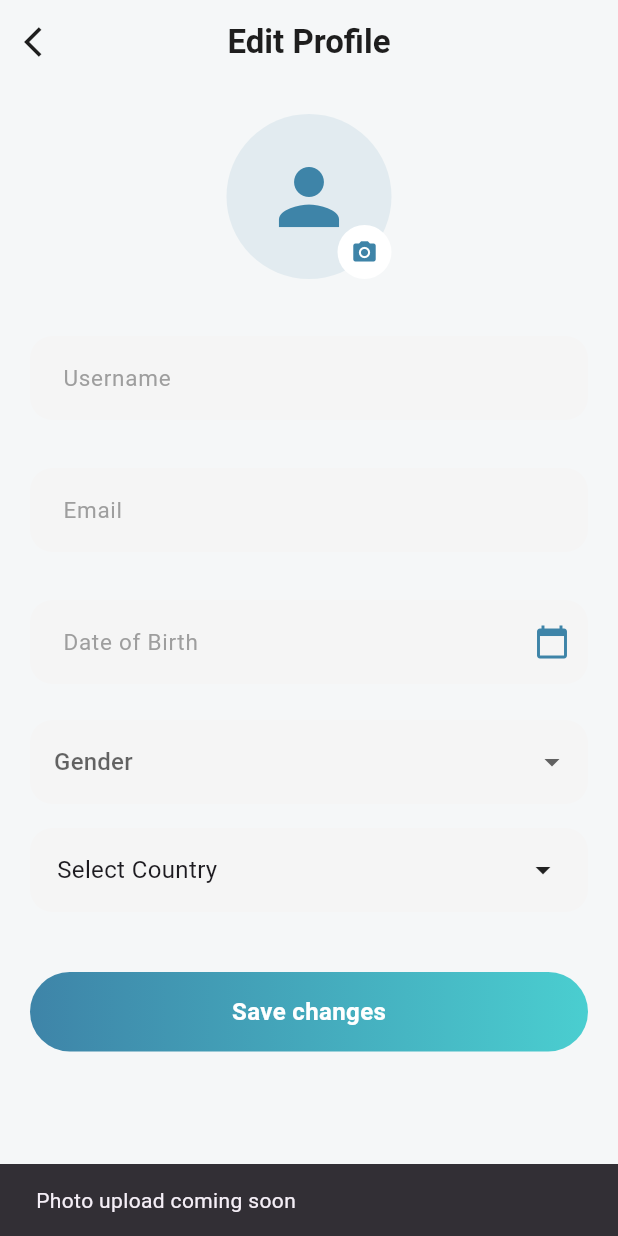
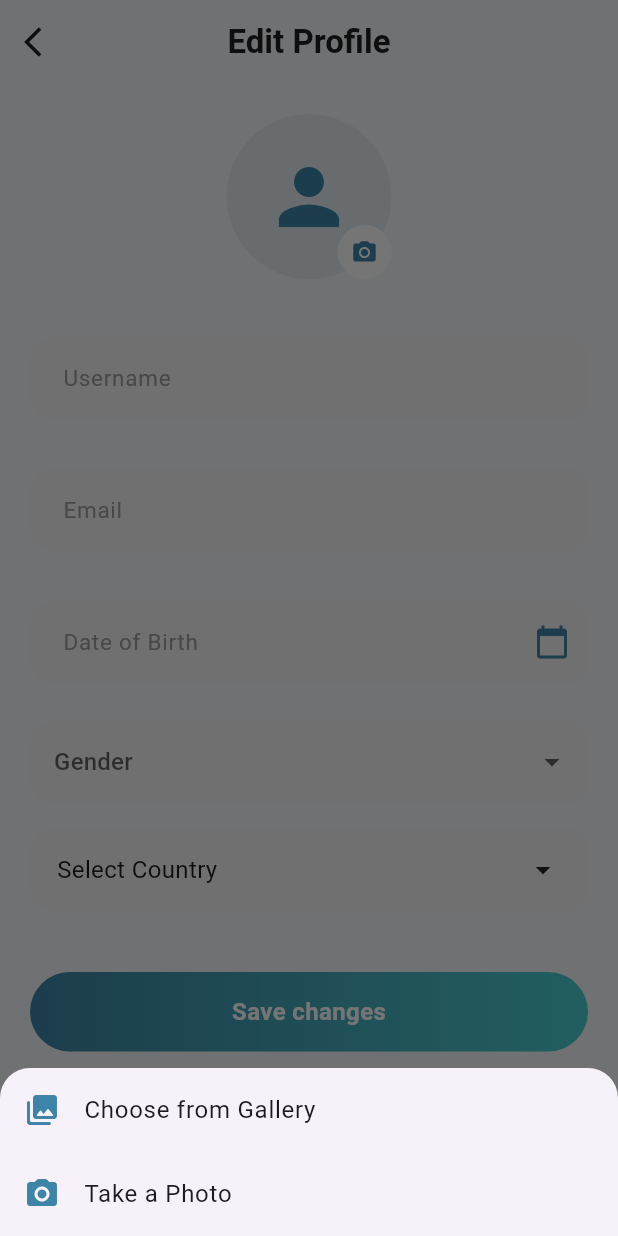
Before and after one commit to eman-25/Dosely, a Flutter app: the EditProfileScreen screen opened by its route, after a tap on the "camera alt" icon, on a phone screen of 412 x 824 dp. Run offline on Flutter 3.47's test engine with Material 3 defaults, Android fonts, the phone set to English and light mode, and no system bars; our stand-ins replace camera, cloud_firestore, country_picker, dropdown_search, easy_localization, firebase_auth and 3 more; missing offline and left inert: google_mlkit_text_recognition; accounts and stored records are empty; Roboto replaces fonts that are missing (SF Pro Display).

Commit message:
Edit Profile pic

```diff
--- a/lib/Screens/settings/editprofile.dart
+++ b/lib/Screens/settings/editprofile.dart
@@ -1,8 +1,10 @@
-// lib/screens/editprofile.dart
+
+import 'dart:io';
 import 'package:flutter/material.dart';
 import 'package:provider/provider.dart';
 import 'package:country_picker/country_picker.dart';
 import 'package:intl/intl.dart';
+import 'package:image_picker/image_picker.dart';
 import '../../models/user_data.dart';
 import '../../Widgets/custom_textfield.dart';
 import '../../Widgets/custom_button.dart';
@@ -23,17 +25,20 @@ class _EditProfileScreenState extends State<EditProfileScreen> {
   String? _selectedGender;
   String _selectedCountry = "Select Country";
 
+  // ── NEW: holds the picked image file ──
+  File? _pickedImage;
+
   @override
   void initState() {
     super.initState();
     final user = Provider.of<UserData>(context, listen: false);
 
     _usernameController = TextEditingController(text: user.username);
-    _emailController = TextEditingController(text: user.email);
-    _dobController = TextEditingController(text: user.dob);
+    _emailController    = TextEditingController(text: user.email);
+    _dobController      = TextEditingController(text: user.dob);
 
-    _selectedGender = user.gender.isEmpty ? null : user.gender;
-    _selectedCountry = user.country.isEmpty ? "Select Country" : user.country;
+    _selectedGender  = user.gender.isEmpty  ? null              : user.gender;
+    _selectedCountry = user.country.isEmpty ? "Select Country"  : user.country;
   }
 
   @override
@@ -42,6 +47,62 @@ class _EditProfileScreenState extends State<EditProfileScreen> {
     _emailController.dispose();
     _dobController.dispose();
     super.dispose();
+  }
+
+  // ── NEW: show bottom sheet to choose gallery or camera ──
+  Future<void> _pickImage() async {
+    final picker = ImagePicker();
+
+    await showModalBottomSheet(
+      context: context,
+      shape: const RoundedRectangleBorder(
+        borderRadius: BorderRadius.vertical(top: Radius.circular(20)),
+      ),
+      builder: (_) => SafeArea(
+        child: Wrap(
+          children: [
+            ListTile(
+              leading: const Icon(Icons.photo_library_rounded, color: AppColors.primaryBlue),
+              title: const Text('Choose from Gallery'),
+              onTap: () async {
+                Navigator.pop(context);
+                final picked = await picker.pickImage(
+                  source: ImageSource.gallery,
+                  imageQuality: 80,
+                );
+                if (picked != null) {
+                  setState(() => _pickedImage = File(picked.path));
+                }
+              },
+            ),
+            ListTile(
+              leading: const Icon(Icons.camera_alt_rounded, color: AppColors.primaryBlue),
+              title: const Text('Take a Photo'),
+              onTap: () async {
+                Navigator.pop(context);
+                final picked = await picker.pickImage(
+                  source: ImageSource.camera,
+                  imageQuality: 80,
+                );
+                if (picked != null) {
+                  setState(() => _pickedImage = File(picked.path));
+                }
+              },
+            ),
+            // Show remove option only if there's already an image
+            if (_pickedImage != null)
+              ListTile(
+                leading: const Icon(Icons.delete_outline, color: Colors.red),
+                title: const Text('Remove Photo', style: TextStyle(color: Colors.red)),
+                onTap: () {
+                  Navigator.pop(context);
+                  setState(() => _pickedImage = null);
+                },
+              ),
+          ],
+        ),
+      ),
+    );
   }
 
   Future<void> _selectDate() async {
@@ -60,6 +121,12 @@ class _EditProfileScreenState extends State<EditProfileScreen> {
 
   @override
   Widget build(BuildContext context) {
+    // ── Decide which image to show in the avatar ──
+    final user = Provider.of<UserData>(context, listen: false);
+    final ImageProvider avatarImage = _pickedImage != null
+        ? FileImage(_pickedImage!)
+        : (user.avatar ?? const AssetImage('assets/images/default_avatar.png'));
+
     return Scaffold(
       backgroundColor: const Color(0xFFF5F7F8),
       appBar: AppBar(
@@ -69,33 +136,36 @@ class _EditProfileScreenState extends State<EditProfileScreen> {
           icon: const Icon(Icons.arrow_back_ios, color: AppColors.text),
           onPressed: () => Navigator.pop(context),
         ),
-        title: const Text('Edit Profile', style: TextStyle(color: AppColors.text, fontWeight: FontWeight.w700)),
+        title: const Text(
+          'Edit Profile',
+          style: TextStyle(color: AppColors.text, fontWeight: FontWeight.w700),
+        ),
         centerTitle: true,
       ),
       body: SingleChildScrollView(
         padding: const EdgeInsets.all(20),
         child: Column(
           children: [
-            // Profile Photo
+            // ── Profile Photo (FIXED) ──
             Stack(
               alignment: Alignment.bottomRight,
               children: [
                 CircleAvatar(
                   radius: 55,
                   backgroundColor: AppColors.primaryBlue.withOpacity(0.1),
-                  child: const Icon(Icons.person, size: 60, color: AppColors.primaryBlue),
+                  backgroundImage: _pickedImage != null ? FileImage(_pickedImage!) : null,
+                  child: _pickedImage == null
+                      ? (user.avatar != null
+                          ? null // avatar already set as backgroundImage via provider
+                          : const Icon(Icons.person, size: 60, color: AppColors.primaryBlue))
+                      : null,
                 ),
-                CircleAvatar(
-                  radius: 18,
-                  backgroundColor: Colors.white,
-                  child: IconButton(
-                    icon: const Icon(Icons.camera_alt, size: 18, color: AppColors.primaryBlue),
-                    onPressed: () {
-                      // TODO: Add image picker later
-                      ScaffoldMessenger.of(context).showSnackBar(
-                        const SnackBar(content: Text('Photo upload coming soon')),
-                      );
-                    },
+                GestureDetector(
+                  onTap: _pickImage, // ← calls the real picker now
+                  child: const CircleAvatar(
+                    radius: 18,
+                    backgroundColor: Colors.white,
+                    child: Icon(Icons.camera_alt, size: 18, color: AppColors.primaryBlue),
                   ),
                 ),
               ],
@@ -132,7 +202,10 @@ class _EditProfileScreenState extends State<EditProfileScreen> {
               decoration: InputDecoration(
                 filled: true,
                 fillColor: Colors.grey.shade100,
-                border: OutlineInputBorder(borderRadius: BorderRadius.circular(15), borderSide: BorderSide.none),
+                border: OutlineInputBorder(
+                  borderRadius: BorderRadius.circular(15),
+                  borderSide: BorderSide.none,
+                ),
               ),
               items: ["Male", "Female"]
                   .map((e) => DropdownMenuItem(value: e, child: Text(e)))
@@ -180,6 +253,8 @@ class _EditProfileScreenState extends State<EditProfileScreen> {
                   dob: _dobController.text,
                   gender: _selectedGender,
                   country: _selectedCountry,
+                  // ── Save the picked image to the provider ──
+                  avatar: _pickedImage != null ? FileImage(_pickedImage!) : null,
                 );
 
                 ScaffoldMessenger.of(context).showSnackBar(
```
Also changed, not shown: pubspec.lock, pubspec.yaml (line endings or trailing spaces), 1 other file.
